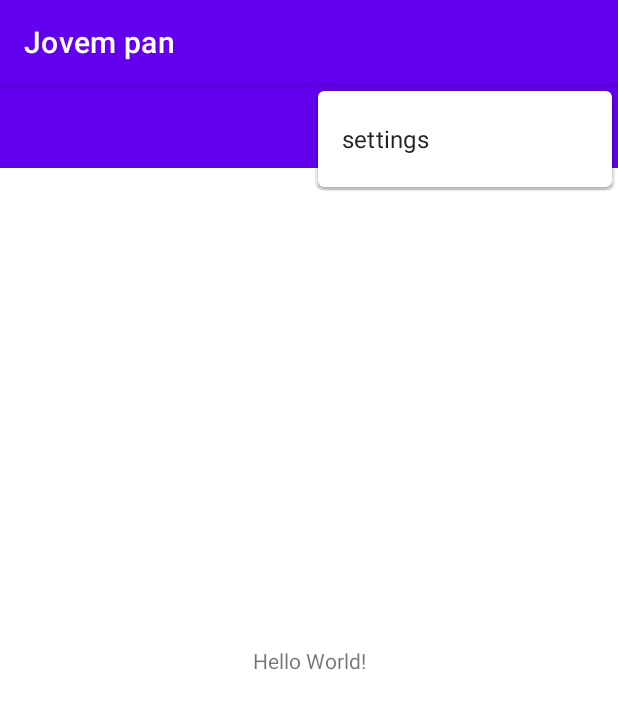
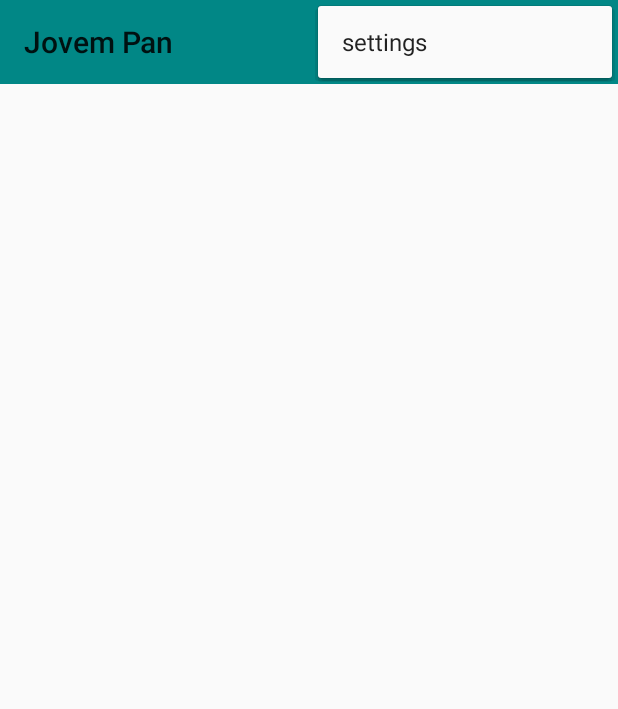
Before and after one commit to hidejiunifei/jovempan, an Android app: the screen it shows after launch (MainActivity), with the options menu open, on a phone screen of 412 x 824 dp. Shown: the top 709 px of the screen. Run offline under Robolectric (Android 15) with nearby library versions, the phone set to English and light mode, and no system bars; network calls fail.

Commit message:
fix toolbar

```diff
--- a/app/src/main/AndroidManifest.xml
+++ b/app/src/main/AndroidManifest.xml
@@ -11,7 +11,7 @@
         android:label="@string/app_name"
         android:roundIcon="@mipmap/ic_launcher_round"
         android:supportsRtl="true"
-        android:theme="@style/Theme.JovemPan">
+        android:theme="@style/Theme.AppCompat.Light.NoActionBar">
         <activity
             android:name=".SettingsActivity"
             android:exported="true"
--- a/app/src/main/res/layout/activity_main.xml
+++ b/app/src/main/res/layout/activity_main.xml
@@ -1,28 +1,17 @@
 <?xml version="1.0" encoding="utf-8"?>
-<androidx.constraintlayout.widget.ConstraintLayout xmlns:android="http://schemas.android.com/apk/res/android"
+<RelativeLayout android:layout_width="match_parent"
+    android:layout_height="match_parent"
     xmlns:app="http://schemas.android.com/apk/res-auto"
-    xmlns:tools="http://schemas.android.com/tools"
-    android:layout_width="match_parent"
-    android:layout_height="match_parent"
-    tools:context=".MainActivity">
+    xmlns:android="http://schemas.android.com/apk/res/android">
+
     <androidx.appcompat.widget.Toolbar
         android:id="@+id/toolbar"
         android:layout_width="fill_parent"
         android:layout_height="wrap_content"
         android:minHeight="?attr/actionBarSize"
-        android:background="@color/purple_500"
+        android:background="@color/teal_700"
+        app:title="Jovem Pan"
         app:menu="@menu/menu">
-
-
     </androidx.appcompat.widget.Toolbar>
 
-    <TextView
-        android:layout_width="wrap_content"
-        android:layout_height="wrap_content"
-        android:text="Hello World!"
-        app:layout_constraintBottom_toBottomOf="parent"
-        app:layout_constraintLeft_toLeftOf="parent"
-        app:layout_constraintRight_toRightOf="parent"
-        app:layout_constraintTop_toTopOf="parent" />
-
-</androidx.constraintlayout.widget.ConstraintLayout>
+</RelativeLayout>
```
